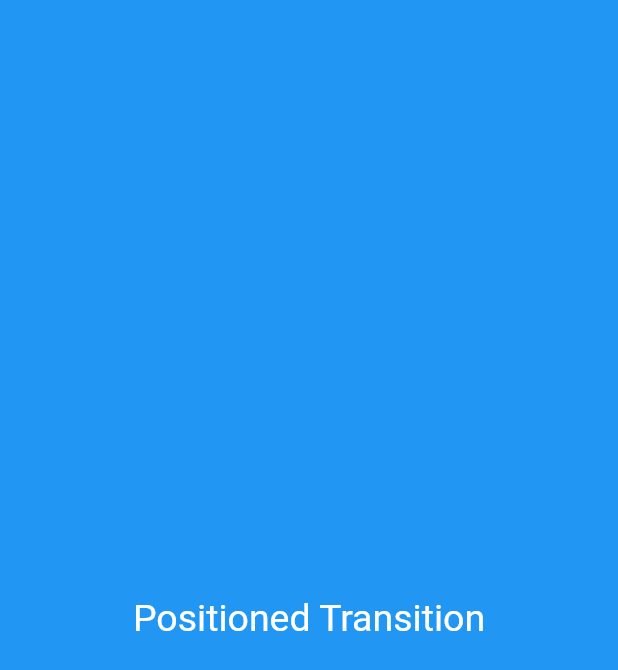
After one commit to nirmal-mazhuvanpilly/flutter_animations, a Flutter app: the screen it shows after launch, after a tap on "Fade Transition", after a tap on "Positioned Transition", on a phone screen of 412 x 824 dp. The commit adds this screen. Shown: the top 670 px of the screen. Run offline on Flutter 3.47's test engine with Material 2 defaults, Android fonts, the phone set to English and light mode, and no system bars; our stand-ins replace lottie.

Commit message:
Transitions

```diff
--- a/lib/main.dart
+++ b/lib/main.dart
@@ -1,5 +1,5 @@
 import 'package:flutter/material.dart';
-import 'package:flutter_all_animations/hero_animation_view.dart';
+import 'package:flutter_all_animations/transition_view.dart';
 
 void main() {
   runApp(const MyApp());
@@ -14,7 +14,7 @@ class MyApp extends StatelessWidget {
       theme: ThemeData(
         primarySwatch: Colors.blue,
       ),
-      home: const HeroAnimationView(),
+      home: const TransitionView(),
     );
   }
 }
--- /dev/null
+++ b/lib/transition_view.dart
@@ -0,0 +1,214 @@
+import 'package:flutter/material.dart';
+
+class TransitionView extends StatelessWidget {
+  const TransitionView({Key? key}) : super(key: key);
+
+  @override
+  Widget build(BuildContext context) {
+    return Scaffold(
+      appBar: AppBar(
+        title: const Text("Transitions"),
+      ),
+      body: Center(
+        child: Padding(
+          padding: const EdgeInsets.all(8.0),
+          child: Column(
+            mainAxisAlignment: MainAxisAlignment.center,
+            crossAxisAlignment: CrossAxisAlignment.stretch,
+            children: <Widget>[
+              ElevatedButton(
+                  onPressed: () {
+                    Navigator.of(context).push(fadeRoute(
+                        child: const TransitionChildView(
+                            transition: "Fade Transition")));
+                  },
+                  child: const Text("Fade Transition")),
+              ElevatedButton(
+                  onPressed: () {
+                    Navigator.of(context).push(positionedRoute(
+                        context: context,
+                        child: const TransitionChildView(
+                            transition: "Positioned Transition")));
+                  },
+                  child: const Text("Positioned Transition")),
+              ElevatedButton(
+                  onPressed: () {
+                    Navigator.of(context).push(rotationRoute(
+                        child: const TransitionChildView(
+                            transition: "Rotation Transition")));
+                  },
+                  child: const Text("Rotation Transition")),
+              ElevatedButton(
+                  onPressed: () {
+                    Navigator.of(context).push(scaleRoute(
+                        child: const TransitionChildView(
+                            transition: "Scale Transition")));
+                  },
+                  child: const Text("Scale Transition")),
+              ElevatedButton(
+                  onPressed: () {
+                    Navigator.of(context).push(sizeRoute(
+                        child: const TransitionChildView(
+                            transition: "Size Transition")));
+                  },
+                  child: const Text("Size Transition")),
+              ElevatedButton(
+                  onPressed: () {
+                    Navigator.of(context).push(slideRoute(
+                        child: const TransitionChildView(
+                            transition: "Slide Transition")));
+                  },
+                  child: const Text("Slide Transition")),
+            ],
+          ),
+        ),
+      ),
+    );
+  }
+}
+
+class TransitionChildView extends StatelessWidget {
+  final String transition;
+  const TransitionChildView({Key? key, required this.transition})
+      : super(key: key);
+
+  @override
+  Widget build(BuildContext context) {
+    return Scaffold(
+      body: Center(
+        child: Container(
+          height: double.infinity,
+          width: double.infinity,
+          color: Colors.blue,
+          child: Center(
+              child: Text(
+            transition,
+            style: const TextStyle(color: Colors.white, fontSize: 25),
+          )),
+        ),
+      ),
+    );
+  }
+}
+
+Route fadeRoute({required Widget child}) {
+  return PageRouteBuilder(
+    transitionDuration: const Duration(seconds: 1),
+    reverseTransitionDuration: const Duration(seconds: 1),
+    pageBuilder: (context, animation, secondaryAnimation) => child,
+    transitionsBuilder: (context, animation, secondaryAnimation, child) {
+      const begin = 0.0;
+      const end = 1.0;
+      final tween = Tween<double>(begin: begin, end: end)
+          .chain(CurveTween(curve: Curves.fastOutSlowIn));
+      final fadeAnimation = animation.drive(tween);
+      return FadeTransition(
+        opacity: fadeAnimation,
+        child: child,
+      );
+    },
+  );
+}
+
+Route positionedRoute({required Widget child, required BuildContext context}) {
+  Size size = MediaQuery.of(context).size;
+  return PageRouteBuilder(
+    transitionDuration: const Duration(milliseconds: 800),
+    reverseTransitionDuration: const Duration(milliseconds: 800),
+    pageBuilder: (context, animation, secondaryAnimation) => child,
+    transitionsBuilder: (context, animation, secondaryAnimation, child) {
+      final begin =
+          RelativeRect.fromSize(const Rect.fromLTWH(0, 0, 200, 200), size);
+      final end = RelativeRect.fromSize(
+          Rect.fromLTWH(0, 0, size.width, size.height), size);
+      final tween = RelativeRectTween(begin: begin, end: end)
+          .chain(CurveTween(curve: Curves.fastOutSlowIn));
+      final positionedAnimation = animation.drive(tween);
+      return Stack(
+        children: [
+          PositionedTransition(
+            rect: positionedAnimation,
+            child: child,
+          ),
+        ],
+      );
+    },
+  );
+}
+
+Route rotationRoute({required Widget child}) {
+  return PageRouteBuilder(
+    transitionDuration: const Duration(seconds: 1),
+    reverseTransitionDuration: const Duration(seconds: 1),
+    pageBuilder: (context, animation, secondaryAnimation) => child,
+    transitionsBuilder: (context, animation, secondaryAnimation, child) {
+      const begin = 0.0;
+      const end = 1.0;
+      final tween = Tween<double>(begin: begin, end: end)
+          .chain(CurveTween(curve: Curves.fastOutSlowIn));
+      final rotationAnimation = animation.drive(tween);
+      return RotationTransition(
+        turns: rotationAnimation,
+        child: child,
+      );
+    },
+  );
+}
+
+Route scaleRoute({required Widget child}) {
+  return PageRouteBuilder(
+    transitionDuration: const Duration(milliseconds: 200),
+    reverseTransitionDuration: const Duration(milliseconds: 200),
+    pageBuilder: (context, animation, secondaryAnimation) => child,
+    transitionsBuilder: (context, animation, secondaryAnimation, child) {
+      const begin = 0.0;
+      const end = 1.0;
+      final tween = Tween<double>(begin: begin, end: end)
+          .chain(CurveTween(curve: Curves.fastOutSlowIn));
+      final scaleAnimation = animation.drive(tween);
+      return ScaleTransition(
+        scale: scaleAnimation,
+        child: child,
+      );
+    },
+  );
+}
+
+Route sizeRoute({required Widget child}) {
+  return PageRouteBuilder(
+    transitionDuration: const Duration(milliseconds: 500),
+    reverseTransitionDuration: const Duration(milliseconds: 500),
+    pageBuilder: (context, animation, secondaryAnimation) => child,
+    transitionsBuilder: (context, animation, secondaryAnimation, child) {
+      animation =
+          CurvedAnimation(parent: animation, curve: Curves.fastOutSlowIn);
+      return Align(
+        child: SizeTransition(
+          sizeFactor: animation,
+          axis: Axis.horizontal,
+          axisAlignment: 0.0,
+          child: child,
+        ),
+      );
+    },
+  );
+}
+
+Route slideRoute({required Widget child}) {
+  return PageRouteBuilder(
+    transitionDuration: const Duration(milliseconds: 200),
+    reverseTransitionDuration: const Duration(milliseconds: 200),
+    pageBuilder: (context, animation, secondaryAnimation) => child,
+    transitionsBuilder: (context, animation, secondaryAnimation, child) {
+      const begin = Offset(-1.0, 0.0);
+      const end = Offset(0.0, 0.0);
+      final tween = Tween<Offset>(begin: begin, end: end)
+          .chain(CurveTween(curve: Curves.fastOutSlowIn));
+      final slideAnimation = animation.drive(tween);
+      return SlideTransition(
+        position: slideAnimation,
+        child: child,
+      );
+    },
+  );
+}
```
